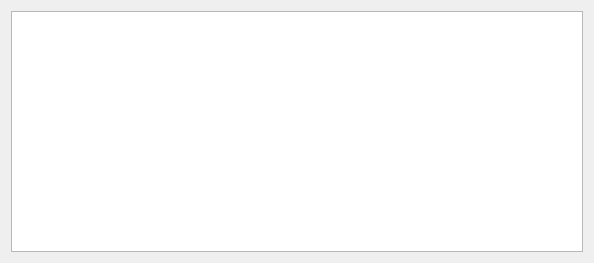
The window that MATFWars/winner.ui (Divljo31/MATFWars) describes before a commit, drawn with Qt 5.
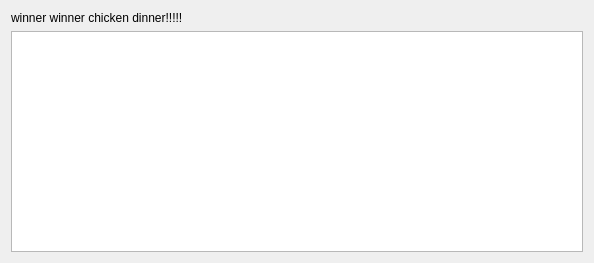
The same window after the commit.

The edit to the form file:
```diff
--- a/MATFWars/winner.ui
+++ b/MATFWars/winner.ui
@@ -17,9 +17,16 @@
    <string notr="true"/>
   </property>
   <layout class="QGridLayout" name="gridLayout">
-   <item row="0" column="0">
+   <item row="2" column="0">
     <widget class="QGraphicsView" name="graphicsView"/>
    </item>
+   <item row="1" column="0">
+    <widget class="QLabel" name="label">
+     <property name="text">
+      <string>winner winner chicken dinner!!!!!</string>
+     </property>
+    </widget>
+   </item>
   </layout>
  </widget>
  <resources/>
```
